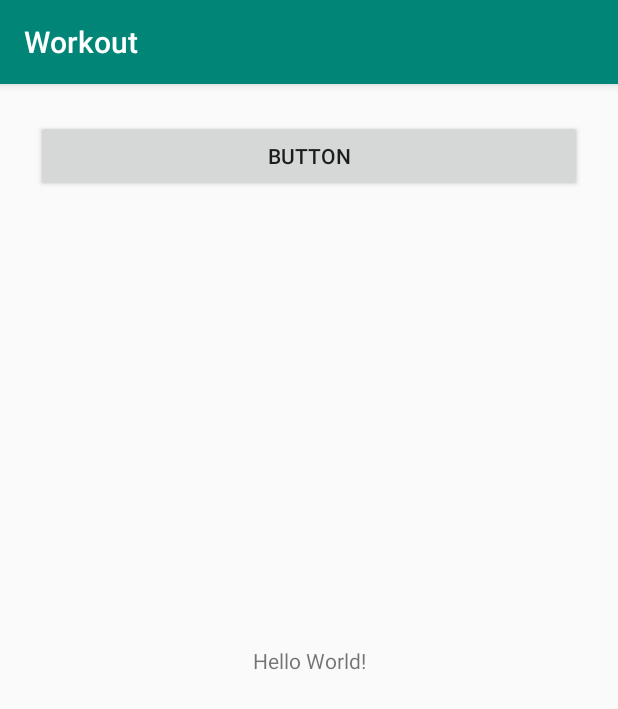
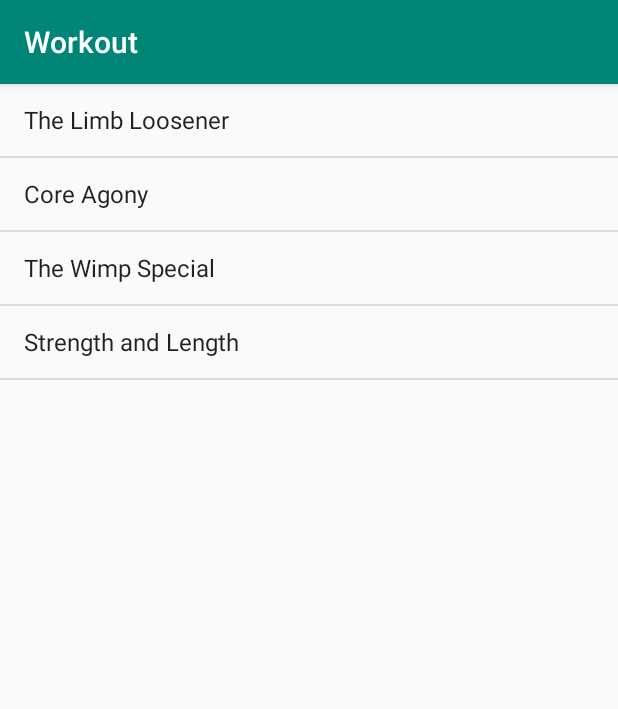
Before and after one commit to SpyDeX/Workout, an Android app: the screen it shows after launch (MainActivity), on a phone screen of 412 x 824 dp. Shown: the top 709 px of the screen. Run offline under Robolectric (Android 15) with nearby library versions, the phone set to English and light mode, and no system bars.

```diff
--- /dev/null
+++ b/app/src/main/java/com/hfad/workout/Workout.java
@@ -0,0 +1,31 @@
+package com.hfad.workout;
+
+public class Workout {
+    private String name;
+    private String description;
+
+    public static final Workout[] workouts = {
+            new Workout("The Limb Loosener", "5 Handstand push-ups\n10 1-legged squats\n15 Pull-ups"),
+            new Workout("Core Agony", "100 Pull-ups\n100 Push-ups\n100 Sit-ups\n100 Squats"),
+            new Workout("The Wimp Special", "5 Pull-ups\n10 Push-ups\n15 Squats"),
+            new Workout("Strength and Length", "500 meter run\n21 x 1.5 pood kettleball swing\n21 x pull-ups")
+    };
+
+    private Workout(String aName, String aDescription){
+        this.name = aName;
+        this.description = aDescription;
+    }
+
+    public String getName(){
+        return name;
+    }
+
+    public String getDescription(){
+        return description;
+    }
+
+    public String toString(){
+        return getName();
+    }
+
+}
--- /dev/null
+++ b/app/src/main/java/com/hfad/workout/WorkoutListFragment.java
@@ -0,0 +1,58 @@
+package com.hfad.workout;
+
+
+import android.content.Context;
+import android.os.Bundle;
+import android.support.v4.app.Fragment;
+import android.support.v4.app.ListFragment;
+import android.view.LayoutInflater;
+import android.view.View;
+import android.view.ViewGroup;
+import android.widget.ArrayAdapter;
+import android.widget.ListView;
+import android.widget.TextView;
+
+
+interface Listener {
+    void itemClicked(long ID);
+}
+
+
+/**
+ * A simple {@link Fragment} subclass.
+ */
+public class WorkoutListFragment extends ListFragment {
+
+    private Listener listener;
+
+    public WorkoutListFragment() {
+        // Required empty public constructor
+    }
+
+    @Override
+    public void onAttach(Context context) {
+        super.onAttach(context);
+        this.listener = (Listener) context;
+    }
+
+    @Override
+    public View onCreateView(LayoutInflater inflater, ViewGroup container, Bundle savedInstanceState) {
+        String[] names = new String[ Workout.workouts.length ];
+        for(int i = 0; i<names.length; i++)
+            names[i] = Workout.workouts[i].toString();
+
+        ArrayAdapter<String> adapter = new ArrayAdapter<>(inflater.getContext(), android.R.layout.simple_list_item_1, names);
+        setListAdapter(adapter);
+
+        return super.onCreateView(inflater, container, savedInstanceState);
+    }
+
+    @Override
+    public void onListItemClick(ListView l, View v, int position, long id) {
+
+        if (null != listener)
+            listener.itemClicked(id);
+
+        super.onListItemClick(l, v, position, id);
+    }
+}
--- a/app/src/main/res/layout/activity_main.xml
+++ b/app/src/main/res/layout/activity_main.xml
@@ -1,31 +1,9 @@
 <?xml version="1.0" encoding="utf-8"?>
-<android.support.constraint.ConstraintLayout xmlns:android="http://schemas.android.com/apk/res/android"
+<fragment
+    xmlns:android="http://schemas.android.com/apk/res/android"
     xmlns:app="http://schemas.android.com/apk/res-auto"
-    xmlns:tools="http://schemas.android.com/tools"
     android:layout_width="match_parent"
     android:layout_height="match_parent"
-    tools:context=".MainActivity">
-
-    <Button
-        android:id="@+id/button"
-        android:layout_width="0dp"
-        android:layout_height="wrap_content"
-        android:layout_marginStart="24dp"
-        android:layout_marginTop="24dp"
-        android:layout_marginEnd="24dp"
-        android:onClick="onShowDetails"
-        android:text="Button"
-        app:layout_constraintEnd_toEndOf="parent"
-        app:layout_constraintStart_toStartOf="parent"
-        app:layout_constraintTop_toTopOf="parent" />
-
-    <TextView
-        android:layout_width="wrap_content"
-        android:layout_height="wrap_content"
-        android:text="Hello World!"
-        app:layout_constraintBottom_toBottomOf="parent"
-        app:layout_constraintLeft_toLeftOf="parent"
-        app:layout_constraintRight_toRightOf="parent"
-        app:layout_constraintTop_toTopOf="parent" />
-
-</android.support.constraint.ConstraintLayout>
+    android:name="com.hfad.workout.WorkoutListFragment"
+    android:id="@+id/WorkList"
+    />
--- a/app/src/main/res/layout/fragment_workout_detail.xml
+++ b/app/src/main/res/layout/fragment_workout_detail.xml
@@ -14,7 +14,8 @@
         android:layout_width="wrap_content"
         android:layout_height="wrap_content"
         android:text="@string/workout_title"
-        android:textAppearance="?android:attr/textAppearanceLarge" />
+        android:textAppearance="?android:attr/textAppearanceLarge"
+        android:visibility="invisible" />
 
     <TextView
         android:id="@+id/textDescription"
```
Also changed, not shown: app/src/main/java/com/hfad/workout/DetailActivity.java (+9 -0 lines), app/src/main/java/com/hfad/workout/MainActivity.java (+27 -4 lines), app/src/main/java/com/hfad/workout/WorkoutDetailFragment.java (+37 -0 lines), app/src/main/res/layout/activity_detail.xml (+7 -6 lines).
